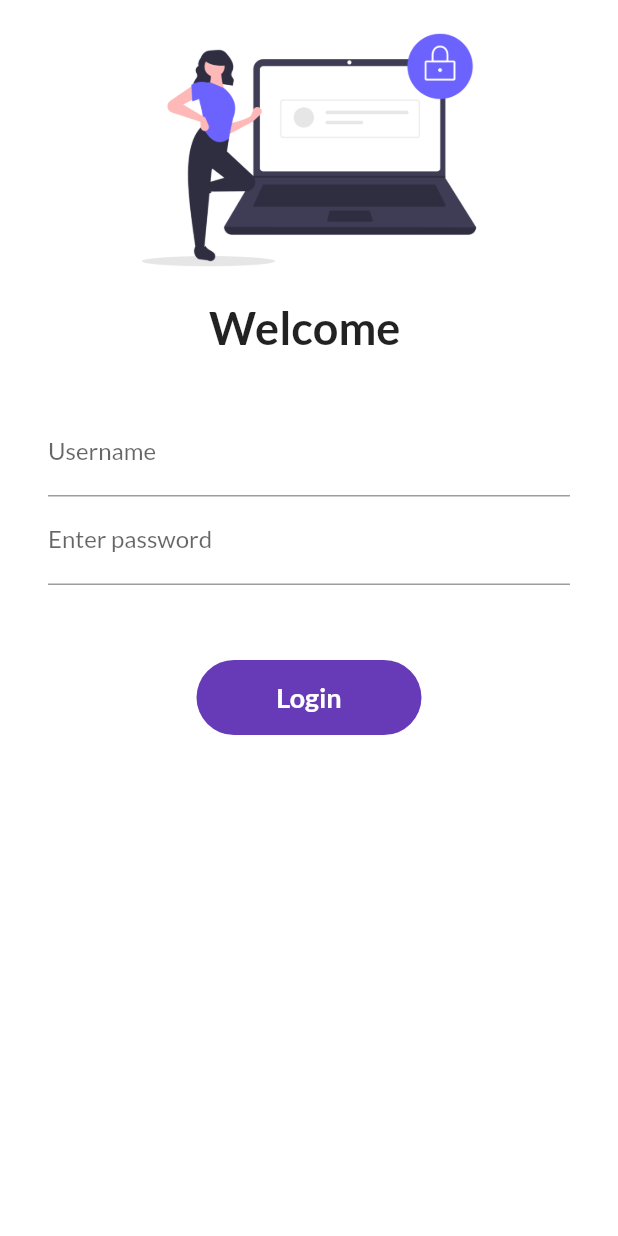
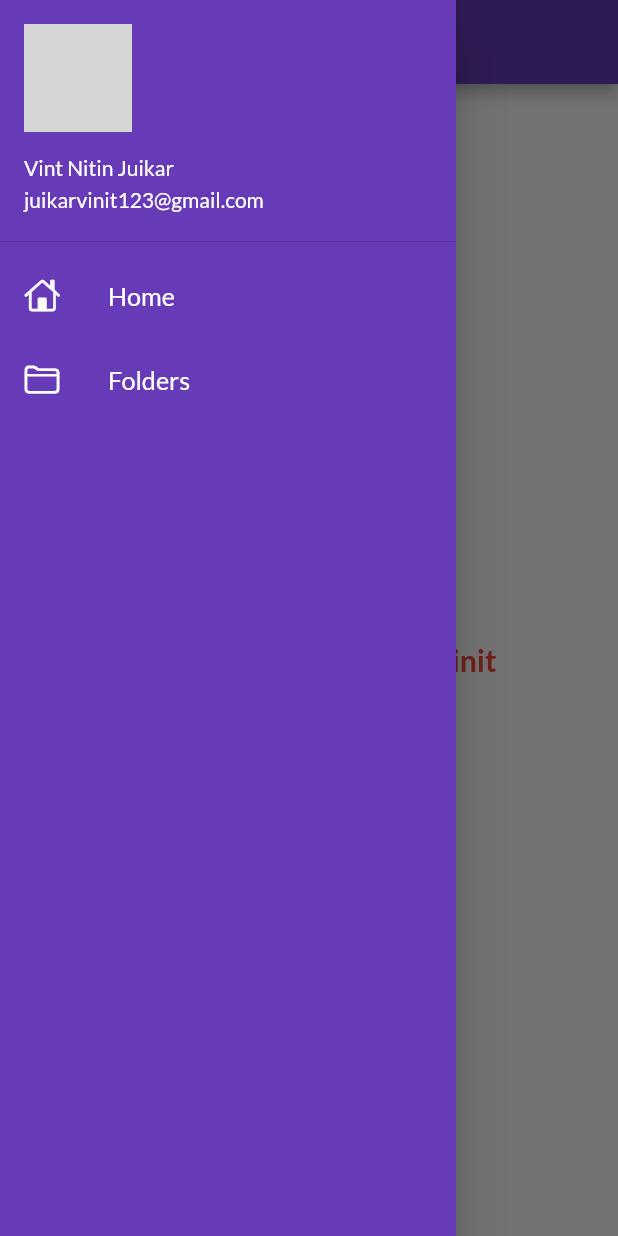
Before and after one commit to Vinit-Juikar/30DaysofFlutter, a Flutter app: the screen it shows after launch, with the side drawer open (before the commit the screen has no drawer), on a phone screen of 412 x 824 dp. Run offline on Flutter 3.47's test engine with Material 2 defaults, Android fonts, the phone set to English and light mode, and no system bars; our stand-ins replace google_fonts; network calls fail; grey boxes are pictures that could not be loaded.

Commit message:
day_9 has been completed

```diff
--- a/lib/main.dart
+++ b/lib/main.dart
@@ -25,6 +25,7 @@ class MyApp extends StatelessWidget {
       ), // used to decide the theme of the font that we are using
       debugShowCheckedModeBanner: false,
       darkTheme: ThemeData(brightness: Brightness.dark),
+      initialRoute: MyRoutes.homeRoute,
       routes: {
         "/": (context) => LoginPage(),
         MyRoutes.homeRoute: (context) => Homepage(),
--- a/lib/pages/home_page.dart
+++ b/lib/pages/home_page.dart
@@ -1,6 +1,8 @@
 // ignore_for_file: prefer_const_declarations, use_key_in_widget_constructors, prefer_const_constructors, avoid_unnecessary_containers
 
 import 'package:flutter/material.dart';
+
+import '../widgets/drawer.dart';
 
 final int days = 30;
 final String name = "Vinit";
@@ -22,7 +24,7 @@ class Homepage extends StatelessWidget {
           ),
         ),
       ),
-      drawer: Drawer(),
+      drawer: MyDrawer(),
     );
   }
 }
--- a/lib/pages/login_page.dart
+++ b/lib/pages/login_page.dart
@@ -19,6 +19,7 @@ class _LoginPageState extends State<LoginPage> {
   bool changeButton = false;
 
   // const login_page({Key? key}) : super(key: key);
+  // ignore: unused_field
   final _formKey = GlobalKey<FormState>();
 
 
@@ -31,6 +32,7 @@ class _LoginPageState extends State<LoginPage> {
 
       await Future.delayed(Duration(seconds: 1));
 
+      // ignore: use_build_context_synchronously
       await Navigator.pushNamed(context, MyRoutes.homeRoute);
       setState(() {
         changeButton = false;
--- /dev/null
+++ b/lib/widgets/drawer.dart
@@ -0,0 +1,52 @@
+import 'package:flutter/cupertino.dart';
+import 'package:flutter/material.dart';
+
+class MyDrawer extends StatelessWidget {
+  @override
+  Widget build(BuildContext context) {
+    final imageUrl =
+        "https://media.glassdoor.com/l/92/fc/c8/c1/only-original-non-copyrighted-images.jpg";
+    return Drawer(
+      child: Container(
+        color: Colors.deepPurple,
+        child: ListView(
+          padding: EdgeInsets.zero,
+          children: [
+            DrawerHeader(
+              padding: EdgeInsets.zero,
+              child: UserAccountsDrawerHeader(
+                  margin: EdgeInsets.zero,
+                  accountName: Text("Vint Nitin Juikar "),
+                  accountEmail: Text("juikarvinit123@gmail.com"),
+                  currentAccountPicture: CircleAvatar(
+                    backgroundImage: NetworkImage(imageUrl),
+                  )),
+            ),
+            ListTile(
+              leading: Icon(
+                CupertinoIcons.home,
+                color: Colors.white,
+              ),
+              title: Text(
+                "Home",
+                textScaleFactor: 1.2,
+                style: TextStyle(color: Colors.white),
+              ),
+            ),
+             ListTile(
+              leading: Icon(
+                CupertinoIcons.folder,
+                color: Colors.white,
+              ),
+              title: Text(
+                "Folders",
+                textScaleFactor: 1.2,
+                style: TextStyle(color: Colors.white),
+              ),
+            )
+          ],
+        ),
+      ),
+    );
+  }
+}
```
